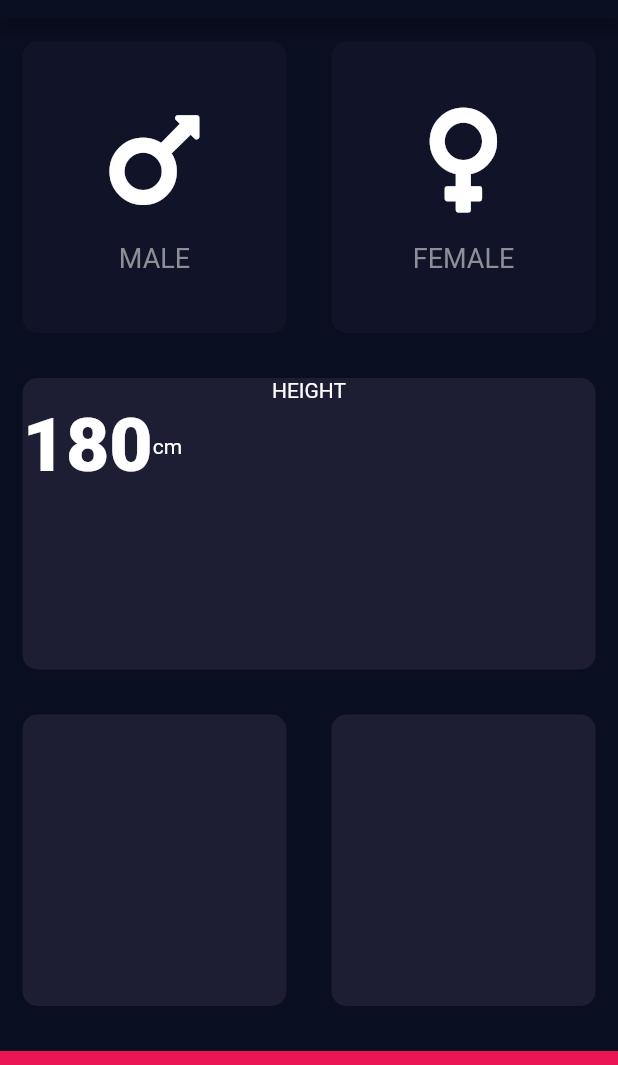
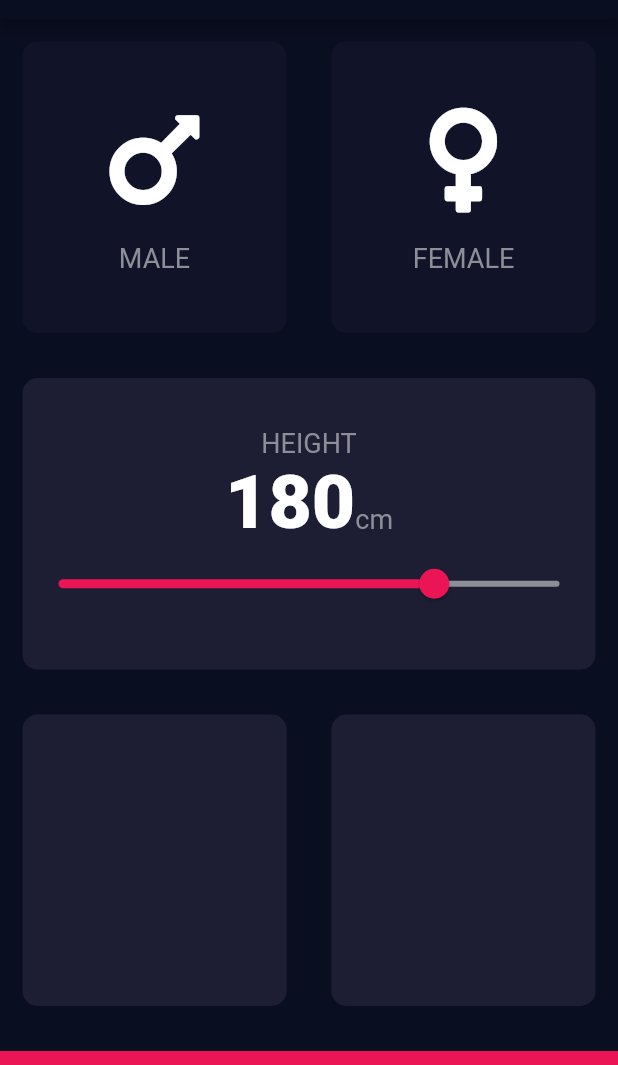
Before and after one commit to nevruzoglu/bmi_calculator, a Flutter app: the screen it shows after launch, on a phone screen of 412 x 824 dp, the part 65-1130 px from its top. Run offline on Flutter 3.47's test engine with Material 2 defaults, Android fonts, the phone set to English and light mode, and no system bars; our stand-ins replace font_awesome_flutter.

```diff
--- a/lib/input_page.dart
+++ b/lib/input_page.dart
@@ -15,6 +15,7 @@ class InputPage extends StatefulWidget {
 }
 
 Gender selectGender;
+int height = 180;
 
 class _InputPageState extends State<InputPage> {
   @override
@@ -65,16 +66,40 @@ class _InputPageState extends State<InputPage> {
             Expanded(
               child: ReusableCard(
                 cardChild: Column(
+                  mainAxisAlignment: MainAxisAlignment.center,
+                  crossAxisAlignment: CrossAxisAlignment.center,
                   children: <Widget>[
-                    Text('HEIGHT'),
+                    Text(
+                      'HEIGHT',
+                      style: kLabelTextStyle,
+                    ),
                     Row(
+                      mainAxisAlignment: MainAxisAlignment.center,
+                      // cant crosaxis.baseline before defining text baseline property, or it gives error.
+                      crossAxisAlignment: CrossAxisAlignment.baseline,
+                      textBaseline: TextBaseline.alphabetic,
                       children: <Widget>[
                         Text(
-                          '180',
+                          height.toString(),
                           style: kNumberTextStyle,
                         ),
-                        Text('cm'),
+                        Text(
+                          'cm',
+                          style: kLabelTextStyle,
+                        ),
                       ],
+                    ),
+                    Slider(
+                      value: height.toDouble(),
+                      max: 200,
+                      min: 120,
+                      activeColor: Color(0xffeb1555),
+                      inactiveColor: Color(0xff8d8e98),
+                      onChanged: (double newValue) {
+                        setState(() {
+                          height = newValue.round();
+                        });
+                      },
                     ),
                   ],
                 ),
```
